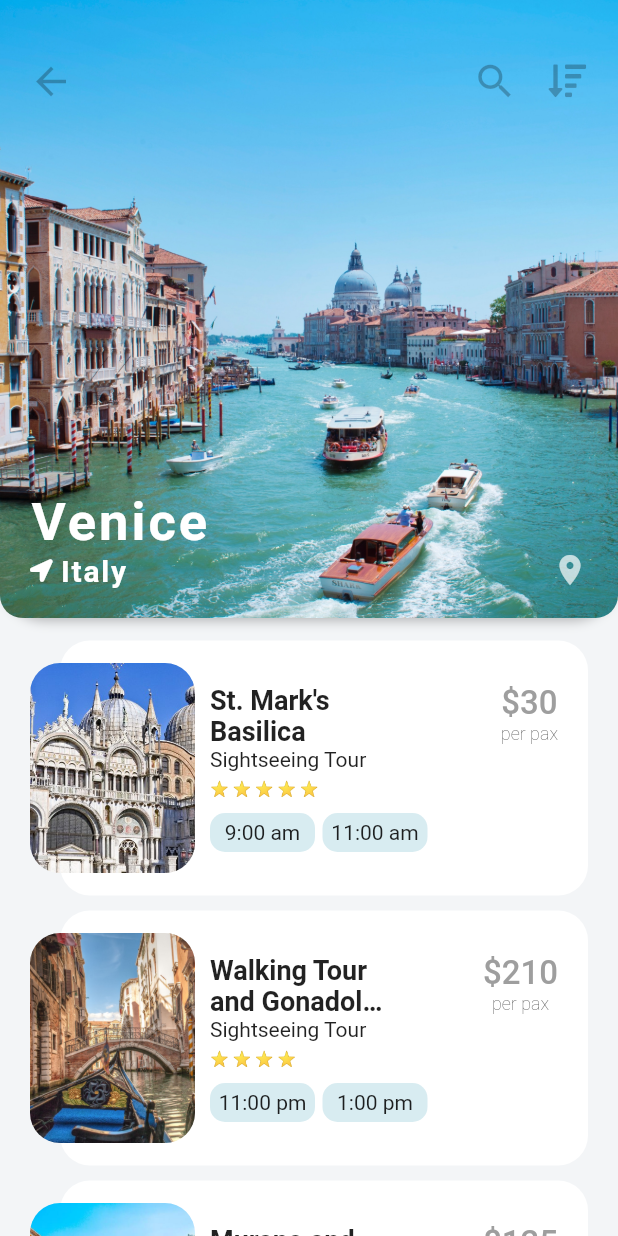
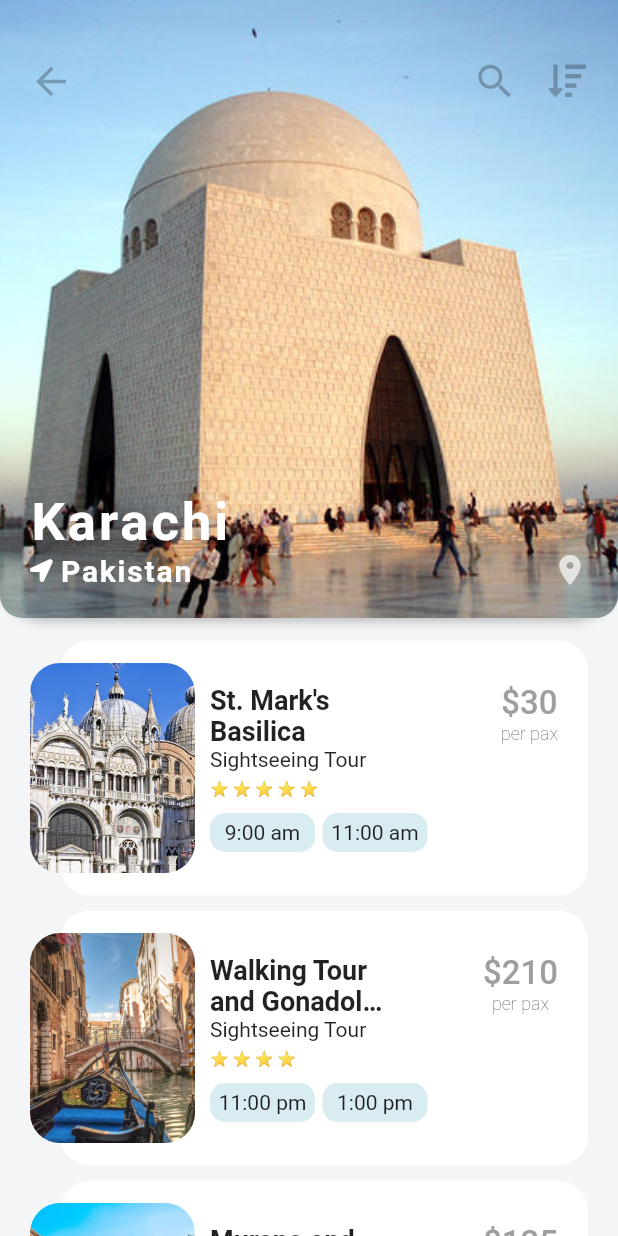
Before and after one commit to mrsaeeddev/flutter-travel-app, a Flutter app: the screen it shows after launch, after a tap on an icon or button, on a phone screen of 412 x 824 dp. Run offline on Flutter 3.47's test engine with Material 2 defaults, Android fonts, the phone set to English and light mode, and no system bars; our stand-ins replace font_awesome_flutter.

Commit message:
changed places and images with local ones

```diff
--- a/lib/main.dart
+++ b/lib/main.dart
@@ -1,5 +1,5 @@
 import 'package:flutter/material.dart';
-import 'package:flutter_travel_ui_starter/screens/home_screen.dart';
+import 'package:flutter_travel_ui_starter/screens/splash_screen.dart';
 
 void main() => runApp(MyApp());
 
@@ -15,7 +15,7 @@ class MyApp extends StatelessWidget {
         accentColor: Color(0xFFD8ECF1),
         scaffoldBackgroundColor: Color(0xFFF3F5F7),
       ),
-      home: HomeScreen(),
+      home: SplashScreen(),
     );
   }
 }
--- a/lib/models/destination_model.dart
+++ b/lib/models/destination_model.dart
@@ -45,38 +45,38 @@ List<Activity> activities = [
 
 List<Destination> destinations = [
   Destination(
-    imageUrl: 'assets/images/venice.jpg',
-    city: 'Venice',
-    country: 'Italy',
-    description: 'Visit Venice for an amazing and unforgettable adventure.',
+    imageUrl: 'assets/images/karachi.jpg',
+    city: 'Karachi',
+    country: 'Pakistan',
+    description: 'The City of Lights. Explore it\'s foodstreets and more.',
     activities: activities,
   ),
   Destination(
-    imageUrl: 'assets/images/paris.jpg',
-    city: 'Paris',
-    country: 'France',
-    description: 'Visit Paris for an amazing and unforgettable adventure.',
+    imageUrl: 'assets/images/pesh.jpg',
+    city: 'Peshawar',
+    country: 'Pakistan',
+    description: 'This city has a rich history of Pashtun Culture.',
     activities: activities,
   ),
   Destination(
-    imageUrl: 'assets/images/newdelhi.jpg',
-    city: 'New Delhi',
-    country: 'India',
-    description: 'Visit New Delhi for an amazing and unforgettable adventure.',
+    imageUrl: 'assets/images/quetta.jpg',
+    city: 'Quetta',
+    country: 'Pakistan',
+    description: 'Quetta is well-known for it\'s traditional food.',
     activities: activities,
   ),
   Destination(
-    imageUrl: 'assets/images/saopaulo.jpg',
-    city: 'Sao Paulo',
-    country: 'Brazil',
-    description: 'Visit Sao Paulo for an amazing and unforgettable adventure.',
+    imageUrl: 'assets/images/lahore.jpg',
+    city: 'Lahore',
+    country: 'Pakistan',
+    description: 'This city is known as Heart of Pakistan.',
     activities: activities,
   ),
   Destination(
-    imageUrl: 'assets/images/newyork.jpg',
-    city: 'New York City',
-    country: 'United States',
-    description: 'Visit New York for an amazing and unforgettable adventure.',
+    imageUrl: 'assets/images/isb.jpg',
+    city: 'Islamabad',
+    country: 'Pakistan',
+    description: 'Capital of Pakistan, city with picturesque landscape.',
     activities: activities,
   ),
 ];
--- /dev/null
+++ b/lib/screens/splash_screen.dart
@@ -0,0 +1,9 @@
+import 'package:flutter/material.dart';
+import 'package:flutter_travel_ui_starter/screens/splash_screen_state.dart';
+
+class SplashScreen extends StatefulWidget {
+  @override
+  State<StatefulWidget> createState() {
+    return SplashScreenState();
+  }
+}
--- /dev/null
+++ b/lib/screens/splash_screen_state.dart
@@ -0,0 +1,56 @@
+import 'dart:async';
+
+import 'package:flutter/material.dart';
+import 'package:flutter_travel_ui_starter/screens/home_screen.dart';
+import 'package:flutter_travel_ui_starter/screens/splash_screen.dart';
+
+class SplashScreenState extends State<SplashScreen> {
+  @override
+  void initState() {
+    super.initState();
+
+    loadData();
+  }
+
+  Future<Timer> loadData() async {
+    return new Timer(Duration(seconds: 5), onDoneLoading);
+  }
+
+  onDoneLoading() async {
+    Navigator.of(context)
+        .pushReplacement(MaterialPageRoute(builder: (context) => HomeScreen()));
+  }
+
+  @override
+  Widget build(BuildContext context) {
+    return Scaffold(
+      backgroundColor: Colors.white,
+      body: Padding(
+        padding: const EdgeInsets.only(top: 100.0),
+        child: Column(
+          children: <Widget>[
+            Center(
+              child: Container(
+                child: Image.asset('assets/images/splash.png'),
+                width: 200,
+                height: 300,
+              ),
+            ),
+            SizedBox(
+              height: 30,
+            ),
+            SizedBox(
+              width: 20,
+              height: 20,
+              child: CircularProgressIndicator(
+                strokeWidth: 4,
+                valueColor: AlwaysStoppedAnimation<Color>(
+                    Theme.of(context).primaryColor),
+              ),
+            ),
+          ],
+        ),
+      ),
+    );
+  }
+}
```
Also changed, not shown: assets/images/isb.jpg (added), assets/images/karachi.jpg (added), assets/images/lahore.jpg (added), assets/images/pesh.jpg (added), assets/images/quetta.jpg (added), assets/images/saopaulo.jpg, assets/images/splash.png (added), assets/images/venice.jpg.
